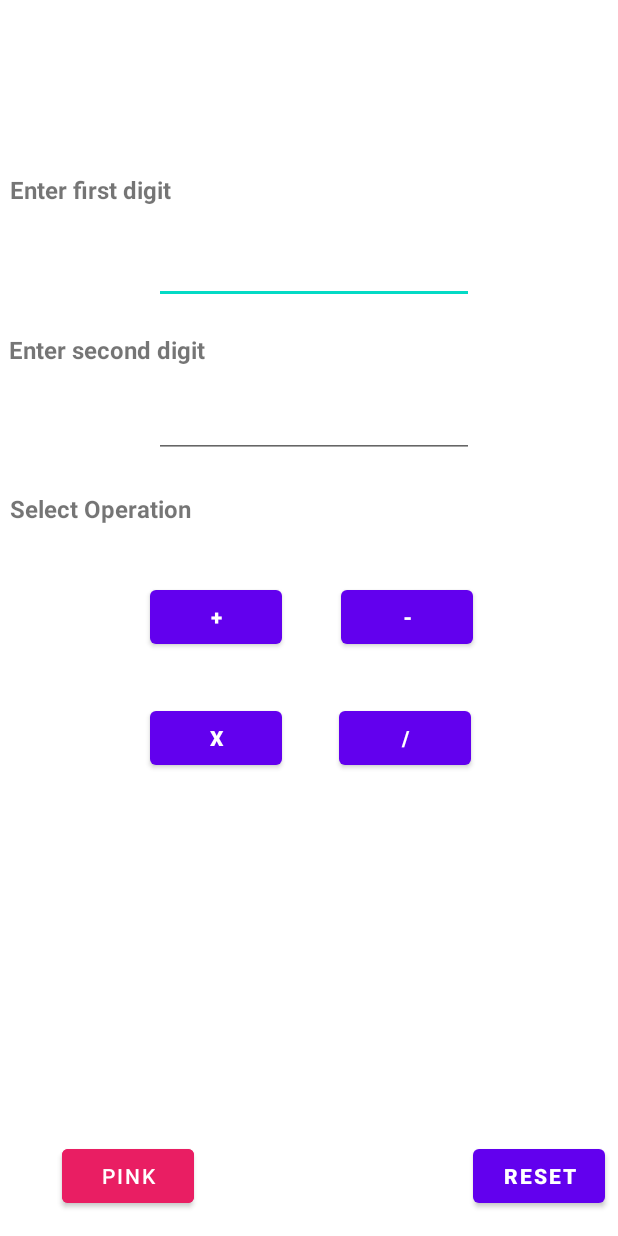
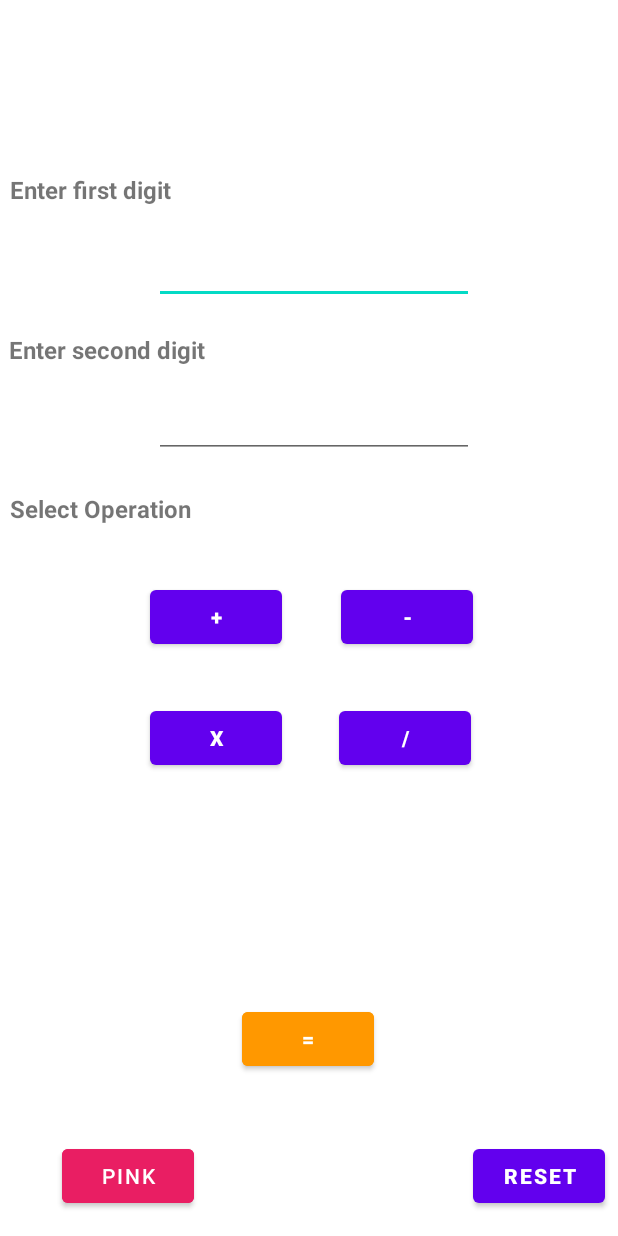
Before and after one commit to Adr029/SimpleCalculatorApp, an Android app: the layout activity_calculator.xml on its own in the app's theme, with its tools: preview values and no code run, on a phone screen of 412 x 824 dp. Run offline under Robolectric (Android 15) with nearby library versions, the phone set to English and light mode, and no system bars.

Commit message:
added selectable buttons and decimal functionality

```diff
--- a/app/src/main/res/layout/activity_calculator.xml
+++ b/app/src/main/res/layout/activity_calculator.xml
@@ -6,12 +6,28 @@
     android:layout_height="match_parent"
     tools:context=".Calculator">
 
+    <Button
+        android:id="@+id/reset2"
+        android:layout_width="wrap_content"
+        android:layout_height="wrap_content"
+        android:backgroundTint="#FF9800"
+        android:onClick="compute"
+        android:text="="
+        android:textAlignment="center"
+        android:textStyle="bold"
+        app:layout_constraintBottom_toBottomOf="parent"
+        app:layout_constraintEnd_toEndOf="parent"
+        app:layout_constraintHorizontal_bias="0.498"
+        app:layout_constraintStart_toStartOf="parent"
+        app:layout_constraintTop_toTopOf="parent"
+        app:layout_constraintVertical_bias="0.862" />
+
     <EditText
         android:id="@+id/firstdigit"
         android:layout_width="wrap_content"
         android:layout_height="wrap_content"
         android:ems="10"
-        android:inputType="number"
+        android:inputType="number|numberDecimal"
         app:layout_constraintBottom_toBottomOf="parent"
         app:layout_constraintEnd_toEndOf="parent"
         app:layout_constraintHorizontal_bias="0.516"
@@ -24,7 +40,7 @@
         android:layout_width="wrap_content"
         android:layout_height="wrap_content"
         android:ems="10"
-        android:inputType="number"
+        android:inputType="number|numberDecimal"
         app:layout_constraintBottom_toBottomOf="parent"
         app:layout_constraintEnd_toEndOf="parent"
         app:layout_constraintHorizontal_bias="0.516"
```
Also changed, not shown: app/src/main/java/com/example/simplecalculator/Calculator.java (+54 -37 lines).
